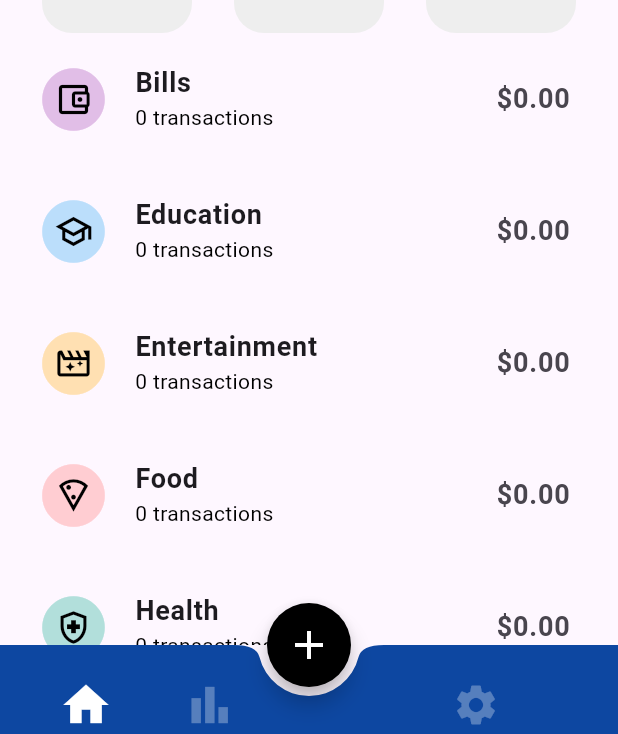
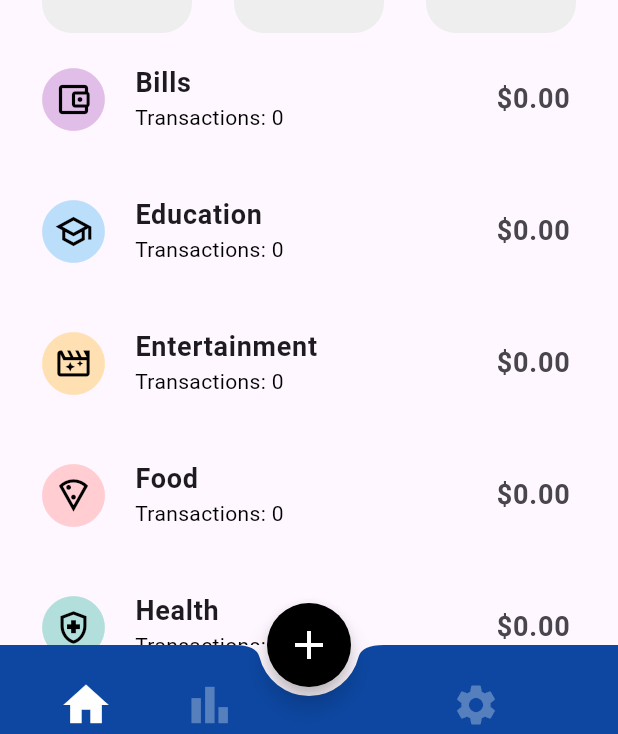
Before and after one commit to muhammadXainAhmad/expense_tracker_sqflite_provider, a Flutter app: the screen it shows after launch, on a phone screen of 412 x 824 dp. Shown: the part 471-1205 px from the top of the screen. Run offline on Flutter 3.47's test engine with Material 3 defaults, Android fonts, the phone set to English and light mode, and no system bars; our stand-ins replace another_flushbar, sqflite; accounts and stored records are empty.

Commit message:
Refactored categoryScreen to use dynamic expenseCountFiltering

```diff
--- a/lib/Models/db_helper.dart
+++ b/lib/Models/db_helper.dart
@@ -61,14 +61,6 @@ class DBHelper {
     return mData.map((map) => ExpenseCategory.fromMap(map)).toList();
   }
 
-  Future<void> updateCategoryEntries(
-    ExpenseCategory category,
-    List<Expense> expenses,
-  ) async {
-    category.entries =
-        expenses.where((e) => e.category == category.title).length;
-  }
-
   Future<List<Expense>> getExpense() async {
     var db = await getDB();
     List<Map<String, dynamic>> mData = await db.query(eTableName);
--- a/lib/Models/expense_category_model.dart
+++ b/lib/Models/expense_category_model.dart
@@ -4,27 +4,20 @@ import 'package:flutter/widgets.dart';
 class ExpenseCategory {
   final String title;
   double totalAmount = 0.0;
-  int entries = 0;
   final IconData icon;
 
   ExpenseCategory({
     required this.title,
     required this.totalAmount,
-    required this.entries,
     required this.icon,
   });
 
-  Map<String, dynamic> toMap() => {
-    "title": title,
-    "totalAmount": totalAmount,
-    "entries": entries,
-  };
+  Map<String, dynamic> toMap() => {"title": title, "totalAmount": totalAmount};
 
   static ExpenseCategory fromMap(Map<String, dynamic> map) {
     return ExpenseCategory(
       title: map["title"],
       totalAmount: map["totalAmount"],
-      entries: map["entries"] ?? 0,
       icon: icons[map["title"]]!,
     );
   }
--- a/lib/Providers/category_provider.dart
+++ b/lib/Providers/category_provider.dart
@@ -15,10 +15,6 @@ class CategoryProvider with ChangeNotifier {
     _isLoading = true;
     notifyListeners();
     _categories = await dbHelper.getCategory();
-    var expenses = await dbHelper.getExpense();
-    for (var category in _categories) {
-      await dbHelper.updateCategoryEntries(category, expenses);
-    }
     _isLoading = false;
     notifyListeners();
   }
--- a/lib/Views/category_screen.dart
+++ b/lib/Views/category_screen.dart
@@ -36,34 +36,34 @@ class CategoryScreen extends StatelessWidget {
               color: Colors.blue.shade900,
               child: Padding(
                 padding: const EdgeInsets.only(top: 20.0),
-                child: Column(
+                child: Consumer<ExpenseProvider>(
+                  builder: (context, provider, child) {
+                    return Column(
                       children: [
                         Text(
                           "Total Balance",
                           style: TextStyle(color: Colors.white, fontSize: 16),
                         ),
-                    Consumer<ExpenseProvider>(
-                      builder: (context, provider, child) {
-                        return Text(
+                        Text(
                           "\$ ${provider.balance.toStringAsFixed(2)}",
                           style: TextStyle(color: Colors.white, fontSize: 38),
-                        );
-                      },
                         ),
                         Row(
                           mainAxisAlignment: MainAxisAlignment.spaceAround,
                           children: [
                             Text(
-                          'Total Income: \$${context.read<ExpenseProvider>().totalIncome.toStringAsFixed(2)}',
+                              'Total Income: \$${provider.totalIncome.toStringAsFixed(2)}',
                               style: TextStyle(color: Colors.white),
                             ),
                             Text(
-                          "Total Expenses: \$${context.read<ExpenseProvider>().totalExpense.toStringAsFixed(2)}",
+                              "Total Expenses: \$${provider.totalExpense.toStringAsFixed(2)}",
                               style: TextStyle(color: Colors.white),
                             ),
                           ],
                         ),
                       ],
+                    );
+                  },
                 ),
               ),
             ),
@@ -113,7 +113,10 @@ class CategoryScreen extends StatelessWidget {
                   itemCount: categoryProvider.categories.length,
                   itemBuilder: (context, index) {
                     final category = categoryProvider.categories[index];
-                    final expenseCount = category.entries;
+                    final expenseCount =
+                        expenseProvider.expenseList
+                            .where((e) => e.category == category.title)
+                            .length;
                     final categoryTotal =
                         expenseProvider.categoryExpenseTotals[category.title] ??
                         0;
@@ -151,9 +154,7 @@ class CategoryScreen extends StatelessWidget {
                           ),
                         ),
                         subtitle: Text(
-                          expenseCount == 1
-                              ? "$expenseCount transaction"
-                              : "$expenseCount transactions",
+                          "Transactions: $expenseCount",
                           style: TextStyle(color: Colors.black, fontSize: 14),
                         ),
                         trailing: Text(
```
Lines whose indentation alone changed are shown as unchanged.
